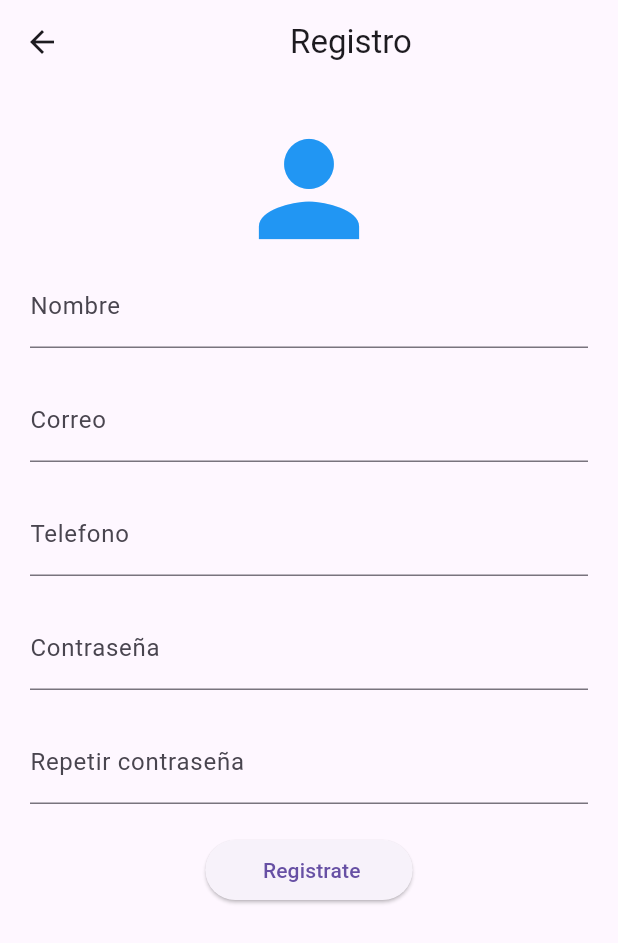
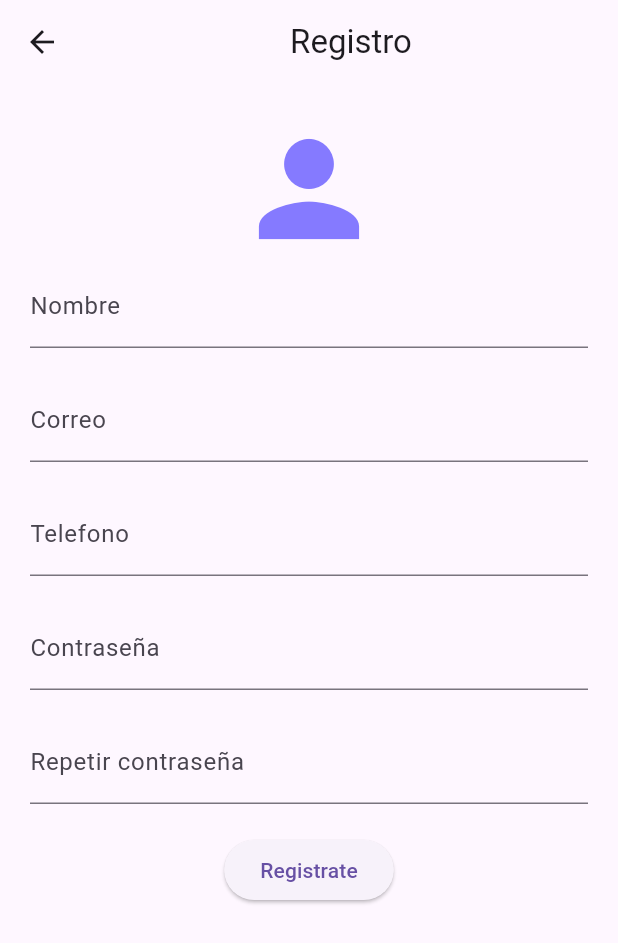
Before and after one commit to MelvinMajano/Ap_Autenticacion, a Flutter app: the screen it shows after launch, after a tap on "Registrarse", on a phone screen of 412 x 824 dp. Shown: the top 943 px of the screen. Run offline on Flutter 3.47's test engine with Material 3 defaults, Android fonts, the phone set to English and light mode, and no system bars.

Commit message:
estetica-final

```diff
--- a/lib/pantallas/login_page.dart
+++ b/lib/pantallas/login_page.dart
@@ -2,7 +2,6 @@ import 'package:ap_autentication/Widgets/imputs_item.dart';
 import 'package:ap_autentication/pantallas/InicioPage.dart';
 import 'package:ap_autentication/routes.dart';
 import 'package:flutter/material.dart';
-
 
 class LoginPage extends StatefulWidget {
   const LoginPage({Key? key}) : super(key: key);
@@ -12,14 +11,16 @@ class LoginPage extends StatefulWidget {
 }
 
 class _LoginPageState extends State<LoginPage> {
- final TextEditingController  emailController = TextEditingController();
- final TextEditingController  passwordController = TextEditingController();
+  final TextEditingController emailController = TextEditingController();
+  final TextEditingController passwordController = TextEditingController();
   bool obscureText = true;
 
   @override
   Widget build(BuildContext context) {
     return Scaffold(
       appBar: AppBar(
+        foregroundColor: Color.fromARGB(255, 255, 255, 255),
+        backgroundColor: Color.fromARGB(255, 133, 122, 255),
         title: const Text('Login'),
       ),
       body: SingleChildScrollView(
@@ -28,21 +29,28 @@ class _LoginPageState extends State<LoginPage> {
           child: Column(
             mainAxisAlignment: MainAxisAlignment.center,
             children: <Widget>[
-            const  Padding(padding:  EdgeInsets.all(80)),
+              const Padding(padding: EdgeInsets.all(80)),
               InputItem(
                   controller: emailController,
                   labelText: 'Email',
                   hintText: 'email',
-                  icon: const Icon(Icons.email)
-                  ),
+                  icon: const Icon(
+                    Icons.email,
+                    color: Color.fromARGB(255, 133, 122, 255),
+                  )),
               const SizedBox(height: 20.0),
               InputItem(
                 controller: passwordController,
                 labelText: 'Password',
                 hintText: 'password',
                 obscureText: obscureText,
-                 icon: const Icon(Icons.lock),
-                 suffixIcon: IconButton(icon: Icon(obscureText ? Icons.visibility: Icons.visibility_off),
+                icon: const Icon(
+                  Icons.lock,
+                  color: Color.fromARGB(255, 133, 122, 255),
+                ),
+                suffixIcon: IconButton(
+                  icon: Icon(
+                      obscureText ? Icons.visibility : Icons.visibility_off),
                   onPressed: () {
                     // Cambia el estado de la contraseña
                     setState(() {
@@ -54,49 +62,57 @@ class _LoginPageState extends State<LoginPage> {
               const SizedBox(height: 20.0),
               ElevatedButton(
                 onPressed: () {
-                  // Verifica las credenciales ingresadas
-                  if ( emailController.text == 'joseph.alcerro@unah.hn'  && passwordController.text == '20222000391' ) {
-                    // Si las credenciales son correctas, navega a la página de inicio
-                    Navigator.pushReplacement(context, MaterialPageRoute(builder: (context) => const InicioPage())
-                    );
+                  if (emailController.text == 'joseph.alcerro@unah.hn' &&
+                      passwordController.text == '20222000391') {
+                    Navigator.pushReplacement(
+                        context,
+                        MaterialPageRoute(
+                            builder: (context) => const InicioPage()));
                     return;
                   } else {
                     // Si las credenciales son incorrectas, muestra un mensaje de error
                     ScaffoldMessenger.of(context).showSnackBar(
-                    const  SnackBar(
+                      const SnackBar(
                         content: Text('Credenciales incorrectas'),
-                        backgroundColor: Colors.red,
+                        backgroundColor: Color.fromARGB(255, 133, 122, 255),
                       ),
                     );
                   }
                 },
                 style: ElevatedButton.styleFrom(
-                  padding: const EdgeInsets.symmetric(vertical: 15, horizontal: 30),
+                  padding:
+                      const EdgeInsets.symmetric(vertical: 15, horizontal: 50),
+                  backgroundColor: Color.fromARGB(255, 133, 122, 255),
                   shape: RoundedRectangleBorder(
-                    borderRadius: BorderRadius.circular(20),
+                    borderRadius: BorderRadius.circular(50),
                   ),
                 ),
                 child: const Text(
                   'Login',
                   style: TextStyle(
-                      fontSize: 18, color: Colors.blueAccent), // Tamaño del texto
+                      fontSize: 18,
+                      color: Color.fromARGB(
+                          255, 255, 255, 255)), // Tamaño del texto
                 ),
               ),
               const SizedBox(height: 20.0),
               ElevatedButton(
                 onPressed: () {
-                 Navigator.pushNamed(context, MyRoutes.registroRoute.name );
+                  Navigator.pushNamed(context, MyRoutes.registroRoute.name);
                 },
-                style: ElevatedButton.styleFrom(foregroundColor: Colors.white),
+                style: ElevatedButton.styleFrom(),
                 child: const Text(
                   'Registrarse',
-                  style: TextStyle(color: Colors.blueAccent), // Color del texto
+                  style: TextStyle(
+                      color: Color.fromARGB(
+                          255, 133, 122, 255)), // Color del texto
                 ),
               ),
             ],
           ),
         ),
       ),
+      drawerScrimColor: Color.fromARGB(255, 133, 122, 255),
     );
   }
 }
--- a/lib/pantallas/registro_page.dart
+++ b/lib/pantallas/registro_page.dart
@@ -1,8 +1,6 @@
-
 import 'package:ap_autentication/Widgets/imputs_item.dart';
 import 'package:ap_autentication/routes.dart';
 import 'package:flutter/material.dart';
-
 
 class RegistroPage extends StatelessWidget {
   RegistroPage({
@@ -18,107 +16,119 @@ class RegistroPage extends StatelessWidget {
   final formkey = GlobalKey<FormState>();
   @override
   Widget build(BuildContext context) {
-    return  Scaffold(
+    return Scaffold(
         appBar: AppBar(
           title: const Center(child: Text('Registro')),
         ),
-      body:  SingleChildScrollView(
+        body: SingleChildScrollView(
             padding: const EdgeInsets.all(20),
             child: Form(
               key: formkey, //Llave para el formulario
               child: Column(
                 children: [
-            const Icon(Icons.person, size: 100, color: Colors.blue,),
+                  const Icon(
+                    Icons.person,
+                    size: 100,
+                    color: Color.fromARGB(255, 133, 122, 255),
+                  ),
                   InputItem(
-              controller: controllerNombre,labelText: "Nombre",
+                    controller: controllerNombre,
+                    labelText: "Nombre",
                     hintText: "Escribe tu nombre",
                   ),
-            const Padding(padding:  EdgeInsets.all(10)),
+                  const Padding(padding: EdgeInsets.all(10)),
                   InputItem(
-             controller: controllerCorreo,labelText:"Correo"
-            ,hintText: "Escribe tu correo electrónico",
+                    controller: controllerCorreo,
+                    labelText: "Correo",
+                    hintText: "Escribe tu correo electrónico",
                   ),
-            const Padding(padding:  EdgeInsets.all(10)),
-            InputItem(controller: controllertelefono, labelText: "Telefono",
-            hintText: "Escribe tu telefono",),
-            const Padding(padding:  EdgeInsets.all(10)),
+                  const Padding(padding: EdgeInsets.all(10)),
                   InputItem(
-            controller: controllerContrasenia, labelText: "Contraseña",
+                    controller: controllertelefono,
+                    labelText: "Telefono",
+                    hintText: "Escribe tu telefono",
+                  ),
+                  const Padding(padding: EdgeInsets.all(10)),
+                  InputItem(
+                    controller: controllerContrasenia,
+                    labelText: "Contraseña",
                     hintText: "Escribe tu contraseña",
                   ),
-            const Padding(padding:  EdgeInsets.all(10)),
+                  const Padding(padding: EdgeInsets.all(10)),
                   InputItem(
-              controller: controllerContrasenia2, labelText: "Repetir contraseña",
+                    controller: controllerContrasenia2,
+                    labelText: "Repetir contraseña",
                     hintText: "Confirma tu contraseña",
+                  ),
+                  const Padding(padding: EdgeInsets.all(10)),
+                  ElevatedButton(
+                    onPressed: () {
+                      final nombre = controllerNombre.text;
+                      final correo = controllerCorreo.text;
+                      final telefeno = controllertelefono.text;
+                      final contrasenia = controllerContrasenia.text;
+                      final contrasenia2 = controllerContrasenia2.text;
 
-              ),
-              const Padding(padding:  EdgeInsets.all(10)),
-              ElevatedButton(
-                onPressed: (){
-
-                  final nombre= controllerNombre.text;
-                  final correo= controllerCorreo.text;
-                  final telefeno = controllertelefono.text;
-                  final contrasenia= controllerContrasenia.text;
-                  final contrasenia2= controllerContrasenia2.text;
-
-
-                  if(nombre.isEmpty){
+                      if (nombre.isEmpty) {
                         ScaffoldMessenger.of(context).showSnackBar(
-                      const SnackBar(content: Text("El nombre no puede estar vacío"))
-                    );
+                            const SnackBar(
+                                content:
+                                    Text("El nombre no puede estar vacío")));
                         return;
                       }
 
-                  if(correo.isEmpty){
+                      if (correo.isEmpty) {
                         ScaffoldMessenger.of(context).showSnackBar(
-                      const SnackBar(content: Text("El correo no puede estar vacío"))
-                    );
+                            const SnackBar(
+                                content:
+                                    Text("El correo no puede estar vacío")));
                         return;
                       }
 
-                 if(telefeno.isEmpty){
+                      if (telefeno.isEmpty) {
                         ScaffoldMessenger.of(context).showSnackBar(
-                      const SnackBar(content: Text("El telefono no puede estar vacío"))
-                    );
+                            const SnackBar(
+                                content:
+                                    Text("El telefono no puede estar vacío")));
                         return;
                       }
-                  if(contrasenia.isEmpty){
+                      if (contrasenia.isEmpty) {
                         ScaffoldMessenger.of(context).showSnackBar(
-                      const SnackBar(content: Text("La contraseña no puede estar vacía"))
-                    );
+                            const SnackBar(
+                                content: Text(
+                                    "La contraseña no puede estar vacía")));
                         return;
                       }
 
-                  if(contrasenia2.isEmpty){
+                      if (contrasenia2.isEmpty) {
                         ScaffoldMessenger.of(context).showSnackBar(
-                      const SnackBar(content: Text("La contraseña no puede estar vacía"))
-                    );
+                            const SnackBar(
+                                content: Text(
+                                    "La contraseña no puede estar vacía")));
                         return;
                       }
-                    if(contrasenia == contrasenia2){
+                      if (contrasenia == contrasenia2) {
                         print("Nombre: ${controllerNombre.text}");
                         print("Correo: ${controllerCorreo.text}");
                         print("Contraseña: ${controllerContrasenia.text}");
                         print("Contraseña2: ${controllerContrasenia2.text}");
 
-                    Navigator.pushNamed(context, MyRoutes.homepageRoute.name);
+                        Navigator.pushNamed(
+                            context, MyRoutes.homepageRoute.name);
 
                         return;
-                    }
-                    else{
+                      } else {
                         ScaffoldMessenger.of(context).showSnackBar(
-                        const SnackBar(content: Text("Las contraseñas no coinciden"))
-                      );
+                            const SnackBar(
+                                content: Text("Las contraseñas no coinciden")));
                         return;
                       }
                     },
-                 child: const Text("    Registrate   "),
+                    child: const Text("Registrate"),
                   ),
-              const Padding(padding:  EdgeInsets.all(5)),
+                  const Padding(padding: EdgeInsets.all(5)),
                 ],
               ),
-        ))
-    );
+            )));
   }
 }
```
Also changed, not shown: pubspec.lock. Lines whose indentation alone changed are shown as unchanged.
